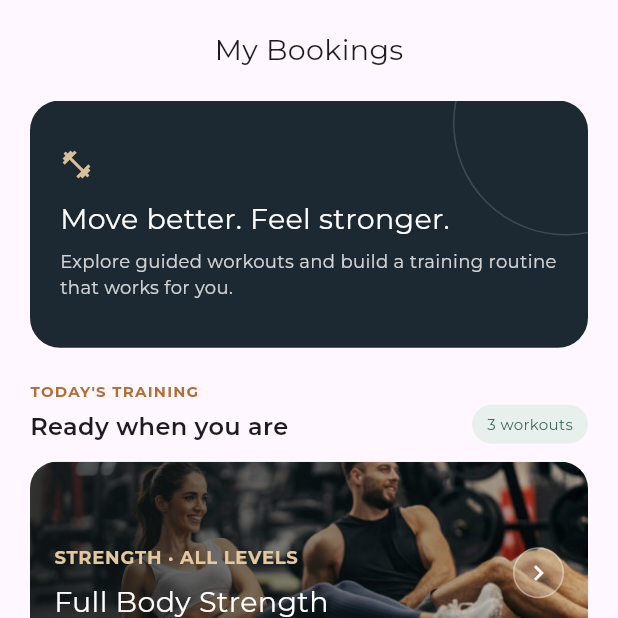
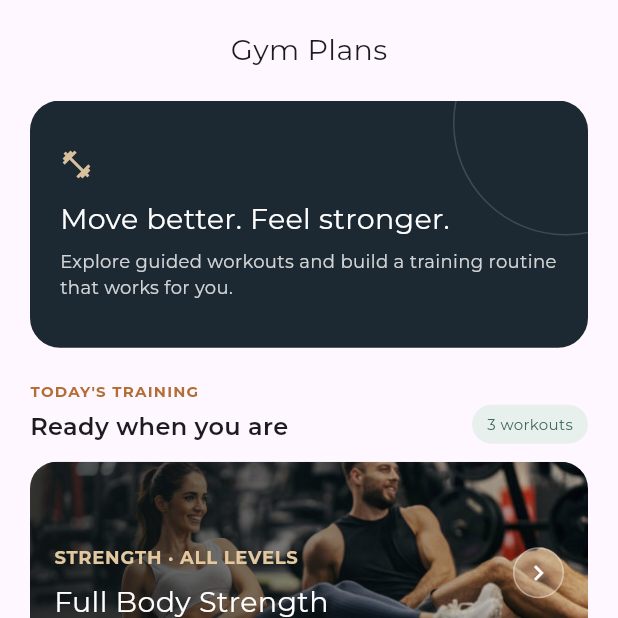
Before and after one commit to yasser-osamaa/Falcon-Gym-App, a Flutter app: the GymViewBody screen opened by its route, on a phone screen of 412 x 824 dp, the top half of it. Run offline on Flutter 3.47's test engine with Material 3 defaults, Android fonts, the phone set to English and light mode, and no system bars; our stand-ins replace cached_network_image, dartz, flutter_bloc, flutter_dotenv, font_awesome_flutter, get_it and 3 more; accounts and stored records are empty.

Commit message:
fix: update title in GymViewBody from 'My Bookings' to 'Gym Plans'

```diff
--- a/lib/features/gym/presentation/view/gym_view_body.dart
+++ b/lib/features/gym/presentation/view/gym_view_body.dart
@@ -15,7 +15,7 @@ class GymViewBody extends StatelessWidget {
       child: Column(
         children: [
           SizedBox(height: 20),
-          Center(child: Text('My Bookings', style: Styless.textStyle19)),
+          Center(child: Text('Gym Plans', style: Styless.textStyle19)),
           SizedBox(height: 20),
           Expanded(
             child: ListView(
```
